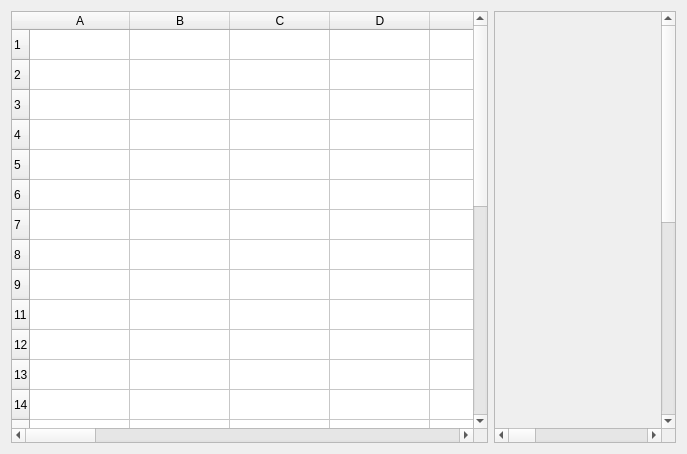
MathieuPietri/Graphics, file MainWindow/tabcontentwidget.ui: the form before one commit.
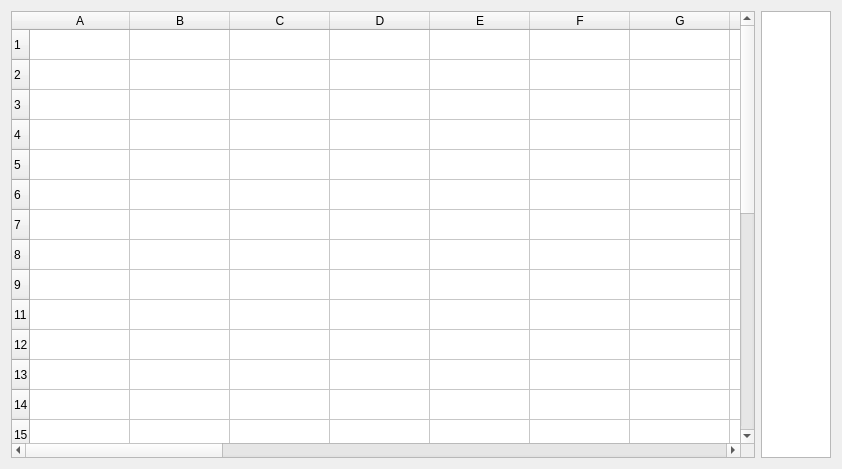
The form after the commit.

Commit message: adaptation de la zone du graphique, création d'une QGraphicsView

```diff
--- a/MainWindow/tabcontentwidget.ui
+++ b/MainWindow/tabcontentwidget.ui
@@ -6,10 +6,16 @@
    <rect>
     <x>0</x>
     <y>0</y>
-    <width>687</width>
-    <height>454</height>
+    <width>842</width>
+    <height>469</height>
    </rect>
   </property>
+  <property name="minimumSize">
+   <size>
+    <width>842</width>
+    <height>469</height>
+   </size>
+  </property>
   <property name="windowTitle">
    <string>TabContentWidget</string>
   </property>
@@ -304,41 +310,25 @@
     </widget>
    </item>
    <item>
-    <widget class="QScrollArea" name="graphScrollArea">
+    <widget class="QGraphicsView" name="graphArea">
+     <property name="sizePolicy">
+      <sizepolicy hsizetype="Preferred" vsizetype="Expanding">
+       <horstretch>0</horstretch>
+       <verstretch>0</verstretch>
+      </sizepolicy>
+     </property>
+     <property name="maximumSize">
+      <size>
+       <width>800</width>
+       <height>1000</height>
+      </size>
+     </property>
      <property name="verticalScrollBarPolicy">
-      <enum>Qt::ScrollBarAlwaysOn</enum>
-     </property>
-     <property name="horizontalScrollBarPolicy">
-      <enum>Qt::ScrollBarAlwaysOn</enum>
+      <enum>Qt::ScrollBarAsNeeded</enum>
      </property>
      <property name="sizeAdjustPolicy">
-      <enum>QAbstractScrollArea::AdjustToContents</enum>
+      <enum>QAbstractScrollArea::AdjustToContentsOnFirstShow</enum>
      </property>
-     <property name="widgetResizable">
-      <bool>true</bool>
-     </property>
-     <widget class="QWidget" name="graphContainer">
-      <property name="geometry">
-       <rect>
-        <x>0</x>
-        <y>0</y>
-        <width>1318</width>
-        <height>818</height>
-       </rect>
-      </property>
-      <layout class="QHBoxLayout" name="horizontalLayout_5">
-       <item>
-        <widget class="QWidget" name="graphArea" native="true">
-         <property name="minimumSize">
-          <size>
-           <width>1300</width>
-           <height>800</height>
-          </size>
-         </property>
-        </widget>
-       </item>
-      </layout>
-     </widget>
     </widget>
    </item>
   </layout>
```
The commit also changes 2 other files.
